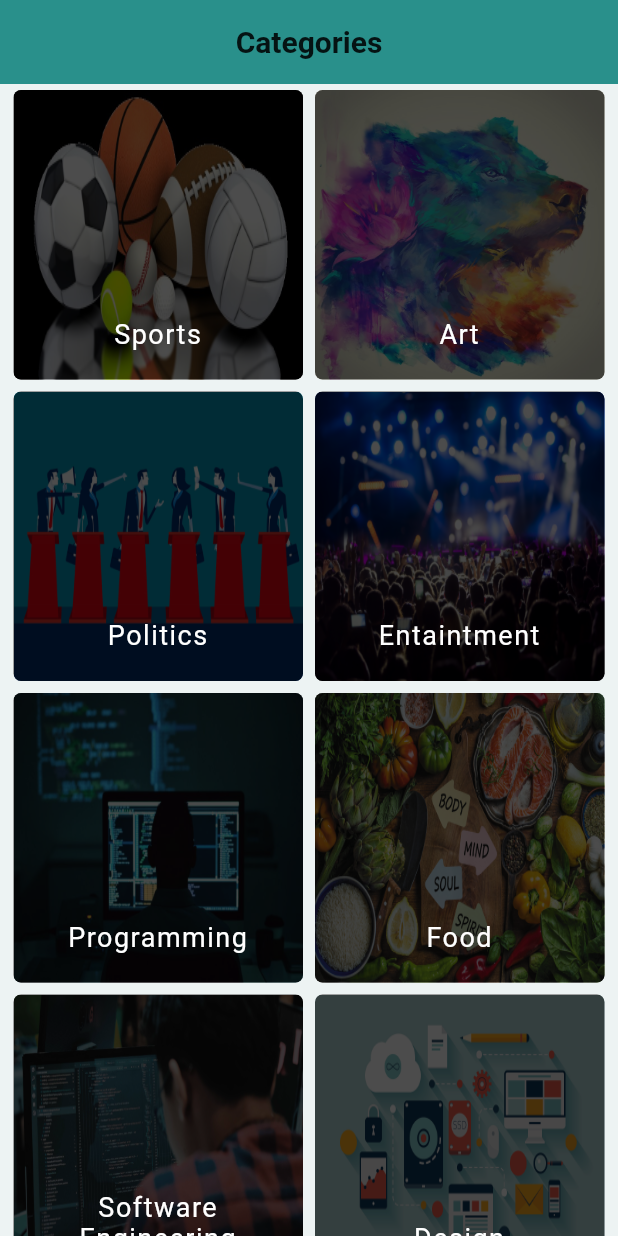
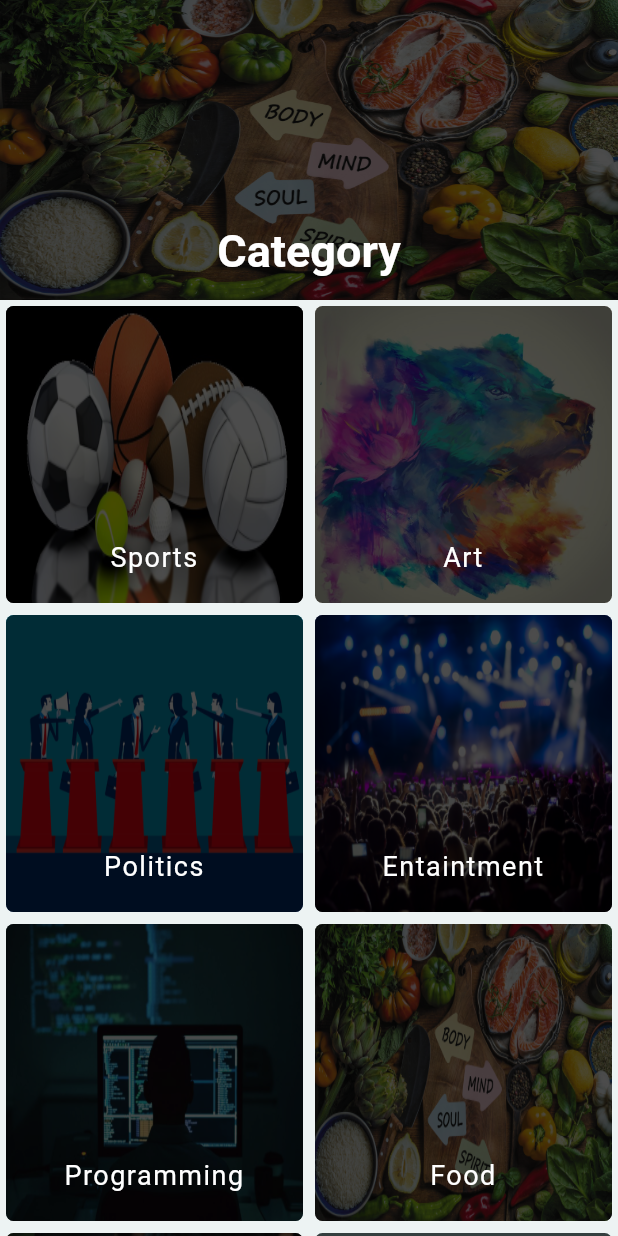
Before and after one commit to Williano/Bona-Blog-Mobile, a Flutter app: the CategoryListScreen screen opened directly, on a phone screen of 412 x 824 dp. Run offline on Flutter 3.47's test engine with Material 2 defaults, Android fonts, the light colour scheme and no system bars.

Commit message:
Refactor to use sliver grid

```diff
--- a/lib/screens/category_list_screen.dart
+++ b/lib/screens/category_list_screen.dart
@@ -1,4 +1,5 @@
 import 'package:bona_blog/models/category_model.dart';
+import 'package:bona_blog/widgets/custom_sliver_app_bar.dart';
 import 'package:flutter/material.dart';
 
 class CategoryListScreen extends StatefulWidget {
@@ -19,40 +20,35 @@ class _CategoryListScreenState extends State<CategoryListScreen> {
   @override
   Widget build(BuildContext context) {
     return Scaffold(
-        backgroundColor: Theme.of(context).backgroundColor,
-        appBar: AppBar(
-          elevation: 0,
-          title: Text(
-            "Categories",
-            style:
-                TextStyle(color: Colors.black87, fontWeight: FontWeight.bold),
-          ),
-          centerTitle: true,
-        ),
-        body: Container(
-          padding: EdgeInsets.fromLTRB(5.0, 0.0, 5.0, 0.0),
-          child: _categoryGrid(),
-        ));
+      backgroundColor: Theme.of(context).backgroundColor,
+      body: CustomScrollView(
+        physics: BouncingScrollPhysics(),
+        slivers: <Widget>[
+          customSliverAppBar(
+              context: context,
+              title: "Category",
+              assetImage: "assets/images/food.jpg"),
+          _categoriesSliverGrid()
+        ],
+      ),
+    );
   }
 
-  Widget _categoryGrid() {
-    return GridView.builder(
-        physics: BouncingScrollPhysics(),
-        gridDelegate:
-            SliverGridDelegateWithFixedCrossAxisCount(crossAxisCount: 2),
-        itemCount: _categories.length,
-        itemBuilder: (BuildContext context, int categoryIndex) {
-          return GestureDetector(
+  Widget _categoriesSliverGrid() => SliverGrid(
+      delegate:
+          SliverChildBuilderDelegate((BuildContext context, int categoryIndex) {
+        return GestureDetector(
             onTap: () {
-              print("Hello");
+              print("${_categories[categoryIndex].name}");
             },
-            child: _categoryCard(categoryIndex),
-          );
-        });
-  }
+            child: _categoryCard(context, categoryIndex));
+      }, childCount: _categories.length),
+      gridDelegate:
+          SliverGridDelegateWithFixedCrossAxisCount(crossAxisCount: 2));
 
-  Widget _categoryCard(int categoryIndex) {
+  Widget _categoryCard(BuildContext context, int categoryIndex) {
     return Card(
+      // margin: EdgeInsets.fromLTRB(6.0, 6.0, 6.0, 0.0),
       shape: RoundedRectangleBorder(borderRadius: BorderRadius.circular(5.0)),
       elevation: 0,
       child: Stack(
```
